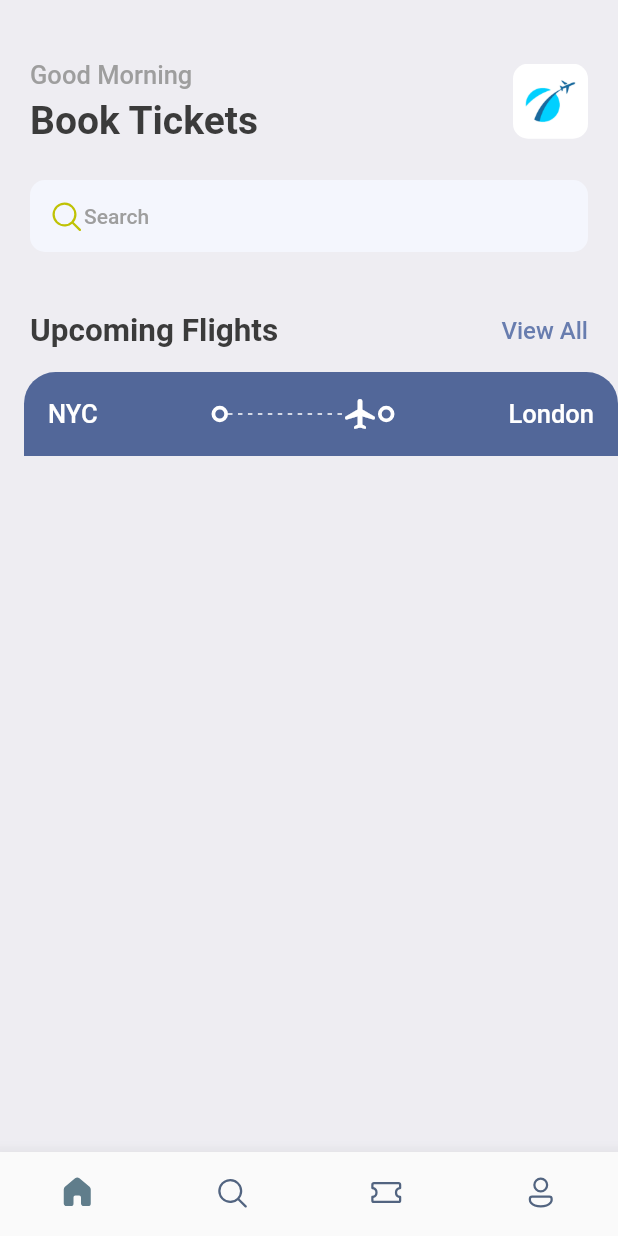
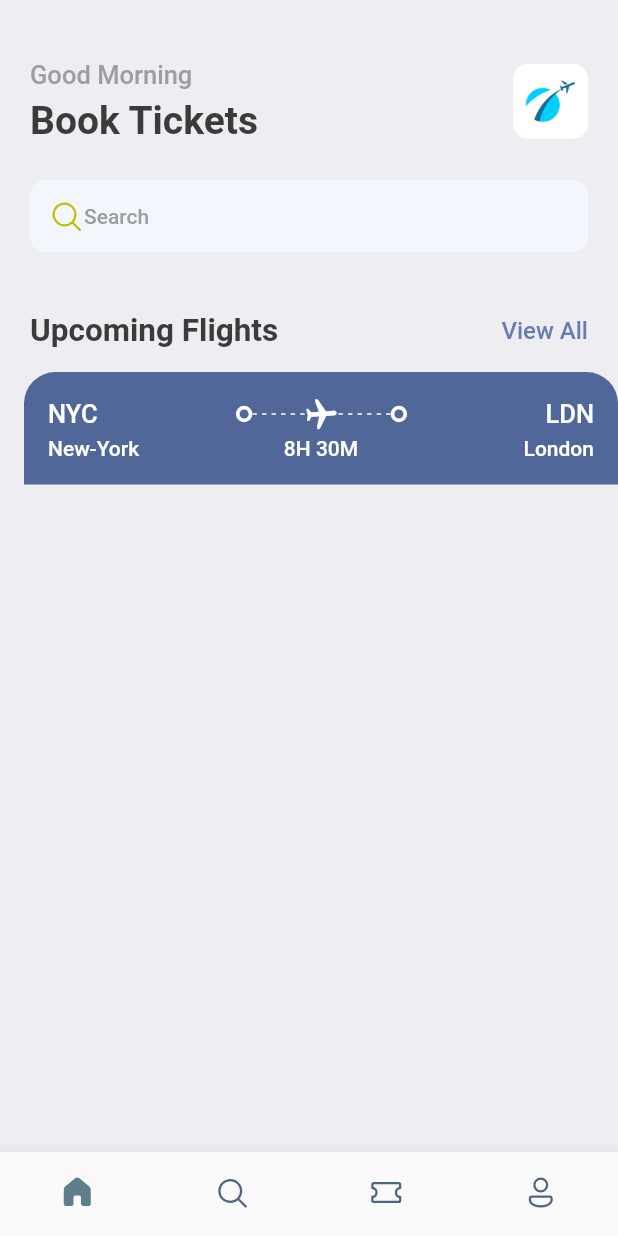
Before and after one commit to Gabriel-Spinola/MentalHealthApp, a Flutter app: the screen it shows after launch, on a phone screen of 412 x 824 dp. Run offline on Flutter 3.47's test engine with Material 2 defaults, Android fonts, the phone set to English and light mode, and no system bars; our stand-ins replace fluentui_icons, gap.

Commit message:
card blue part

```diff
--- a/lib/widgets/ticket_view.dart
+++ b/lib/widgets/ticket_view.dart
@@ -1,5 +1,6 @@
 import 'package:flutter/cupertino.dart';
 import 'package:flutter/material.dart';
+import 'package:gap/gap.dart';
 import 'package:mental_health_application2/utils/app_layout.dart';
 import 'package:mental_health_application2/widgets/round_container.dart';
 
@@ -20,6 +21,7 @@ class TicketView extends StatelessWidget {
         // Contains whole card
         child: Column(
           children: <Widget>[
+            // Card blue part
             Container(
               padding: const EdgeInsets.all(16.0),
               decoration: const BoxDecoration(
@@ -39,7 +41,10 @@ class TicketView extends StatelessWidget {
 
                       const RoundContainer(),
                       Expanded(
-                        child: SizedBox(
+                        // Used to overlap widgets
+                        child: Stack(
+                          children: <Widget>[
+                            SizedBox(
                               height: 24,
                               child: LayoutBuilder(
                                 builder: (BuildContext context, BoxConstraints constraints) {
@@ -49,7 +54,7 @@ class TicketView extends StatelessWidget {
                                     mainAxisSize: MainAxisSize.max,
                                     children: List.generate(
                                       // Generate more or less dashes depending on the screen size
-                                  (constraints.constrainWidth(5.0) / 6).floor(),
+                                      (constraints.constrainWidth(double.infinity) / 6).floor(),
                                       (index) => const SizedBox(
                                         width: 3.0,
                                         height: 1.0,
@@ -61,19 +66,38 @@ class TicketView extends StatelessWidget {
                                   );
                                 },
                               ),
+                            ),
+                            Center(child: Transform.rotate(angle: 1.5, child: const Icon(Icons.local_airport_rounded, color: Colors.white))),
+                          ],
                         )
                       ),
-                      const Icon(Icons.local_airport_rounded, color: Colors.white),
                       const RoundContainer(),
 
                       const Spacer(),
 
-                      Text('London', style: Styles.headLine3Style.copyWith(color: Colors.white)),
+                      Text('LDN', style: Styles.headLine3Style.copyWith(color: Colors.white)),
+                    ],
+                  ),
+                  const Gap(3.0),
+                  Row(
+                    mainAxisAlignment: MainAxisAlignment.spaceBetween,
+                    children: <Widget>[
+                      SizedBox(
+                        width: 100,
+                        child: Text('New-York', style: Styles.headLine4Style.copyWith(color: Colors.white)),
+                      ),
+                      Text('8H 30M', style: Styles.headLine4Style.copyWith(color: Colors.white)),
+                      SizedBox(
+                        width: 100,
+                        child: Text('London', textAlign: TextAlign.end, style: Styles.headLine4Style.copyWith(color: Colors.white)),
+                      ),
                     ],
                   ),
                 ],
               ),
-            )
+            ),
+            // Card orange part
+            Container(),
           ],
         ),
       ),
```
Lines whose indentation alone changed are shown as unchanged.
